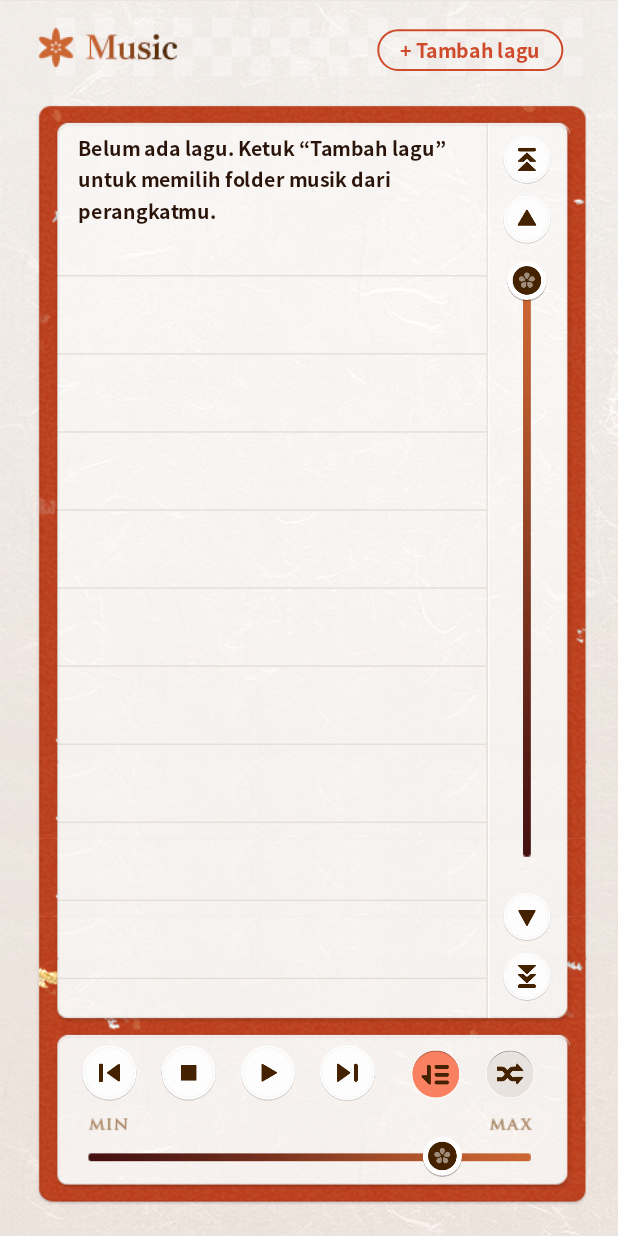
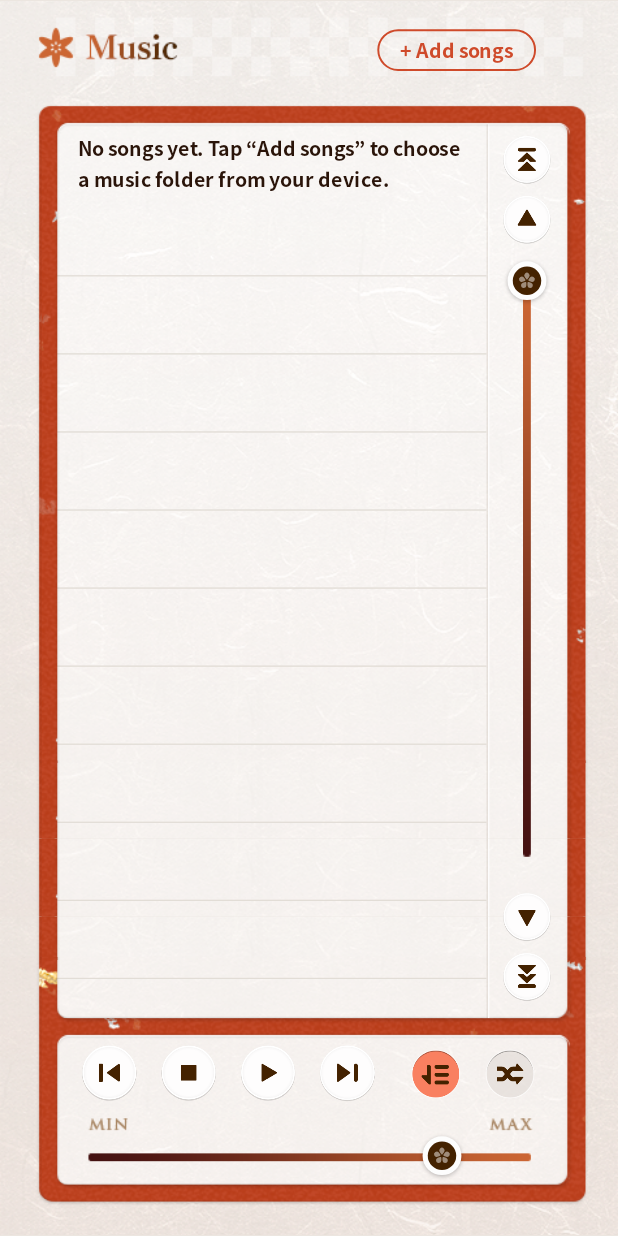
Before and after one commit to MurasameAyaAltera/SenrenPlayer, an Android app: the screen it shows after launch (MainActivity), on a phone screen of 412 x 824 dp. Run offline under Robolectric (Android 15) with nearby library versions, the phone set to English and light mode, and no system bars; 2 statements that could not run were skipped.

Commit message:
Add files via upload

```diff
--- a/app/src/main/java/com/senren/player/MainActivity.java
+++ b/app/src/main/java/com/senren/player/MainActivity.java
@@ -103,7 +103,7 @@ public class MainActivity extends Activity {
         try {
             startActivityForResult(i, REQ_PICK);
         } catch (Exception e) {
-            view.notice("Tidak ada aplikasi pemilih folder di perangkat ini.");
+            view.notice("No folder picker app was found on this device.");
         }
     }
 
@@ -164,11 +164,11 @@ public class MainActivity extends Activity {
         TrackStore.save(this);
         view.refresh();
         if (found.isEmpty()) {
-            view.notice("Tidak ada file musik di folder itu.");
+            view.notice("No music files were found in that folder.");
         } else if (added == 0) {
-            view.notice("Semua lagu di folder itu sudah ada di daftar.");
+            view.notice("All songs in that folder are already in the list.");
         } else {
-            view.notice(added + " lagu ditambahkan dari folder.");
+            view.notice(added + (added == 1 ? " song" : " songs") + " added from the folder.");
         }
     }
 
@@ -205,7 +205,7 @@ public class MainActivity extends Activity {
                 if (DocumentsContract.Document.MIME_TYPE_DIR.equals(mime)) {
                     subDirs.add(id);
                 } else if (isAudio(mime, name)) {
-                    if (name == null) name = "Lagu";
+                    if (name == null) name = "Song";
                     Track t = new Track();
                     t.file = name;
                     t.name = name.replaceFirst("\\.[^.]+$", "");
--- a/app/src/main/java/com/senren/player/PlaybackService.java
+++ b/app/src/main/java/com/senren/player/PlaybackService.java
@@ -77,7 +77,7 @@ public class PlaybackService extends Service {
         am = (AudioManager) getSystemService(AUDIO_SERVICE);
         if (Build.VERSION.SDK_INT >= 26) {
             NotificationChannel ch = new NotificationChannel(
-                    CHANNEL, "Pemutaran musik", NotificationManager.IMPORTANCE_LOW);
+                    CHANNEL, "Music playback", NotificationManager.IMPORTANCE_LOW);
             ((NotificationManager) getSystemService(NOTIFICATION_SERVICE)).createNotificationChannel(ch);
         }
     }
@@ -388,13 +388,13 @@ public class PlaybackService extends Service {
 
         b.setSmallIcon(R.drawable.ic_stat_note)
                 .setContentTitle(title)
-                .setContentText(playing ? "Memutar" : "Dijeda")
+                .setContentText(playing ? "Playing" : "Paused")
                 .setOngoing(playing)
                 .setOnlyAlertOnce(true)
                 .setContentIntent(cpi);
-        b.addAction(action("Sebelumnya", A_PREV));
-        b.addAction(action(playing ? "Jeda" : "Putar", A_TOGGLE));
-        b.addAction(action("Berikutnya", A_NEXT));
+        b.addAction(action("Previous", A_PREV));
+        b.addAction(action(playing ? "Pause" : "Play", A_TOGGLE));
+        b.addAction(action("Next", A_NEXT));
         return b.build();
     }
 
--- a/app/src/main/java/com/senren/player/PlayerView.java
+++ b/app/src/main/java/com/senren/player/PlayerView.java
@@ -29,6 +29,8 @@ public class PlayerView extends View {
     private static final int LINE = 0xFFE2DDD6;
     private static final int WHITE = 0xFFFFFFFF;
     private static final int ROW = 60;
+    /** Pusat vertikal ikon bunga/play & garis pemisah di dalam baris (satuan stage). */
+    private static final float ROW_MID = 27.5f;
     private static final float SW = 475f;
     private static final float SH = 798f;
 
@@ -36,7 +38,7 @@ public class PlayerView extends View {
             M_VOL = 4, M_ADD = 5, M_CLR = 6, M_DLG = 7;
 
     private static final String EMPTY_TEXT =
-            "Belum ada lagu. Ketuk \u201CTambah lagu\u201D untuk memilih folder musik dari perangkatmu.";
+            "No songs yet. Tap \u201CAdd songs\u201D to choose a music folder from your device.";
 
     private static class Btn {
         final String id;
@@ -71,7 +73,9 @@ public class PlayerView extends View {
 
     private final MainActivity host;
 
-    private final Bitmap bgT, bgM, bgSb, frT, frM, frSb, strack, vtrack, thumb, thumbDn, rowN, rowP;
+    private final Bitmap bgT, bgM, bgSb, frT, frM, frSb, strack, vtrack, rowN, rowP;
+    private Bitmap thumb, thumbDn;
+    private float thumbBuiltScale = -1f;
     private final Btn[] btns;
 
     private final Paint bmpP = new Paint(Paint.FILTER_BITMAP_FLAG | Paint.ANTI_ALIAS_FLAG);
@@ -126,10 +130,9 @@ public class PlayerView extends View {
         frSb = bmp(R.drawable.fr_sb);
         strack = bmp(R.drawable.strack);
         vtrack = bmp(R.drawable.vtrack);
-        thumb = vec(R.drawable.thumb, 34, 34);
-        thumbDn = vec(R.drawable.thumb_dn, 34, 34);
-        rowN = vec(R.drawable.row_n, 332, 38);
-        rowP = vec(R.drawable.row_p, 332, 39);
+        buildThumbs(1f);
+        rowN = vec(R.drawable.row_n, 332, 41);
+        rowP = vec(R.drawable.row_p, 332, 41);
 
         btns = new Btn[]{
                 new Btn("up5", 385, 103, 40, false, vec(R.drawable.b_up5_n, 40, 40), vec(R.drawable.b_up5_p, 40, 40)),
@@ -165,6 +168,11 @@ public class PlayerView extends View {
         cor18 = ascentGap(tp18, ref);
         cor15 = ascentGap(tp15, ref);
         cor16 = ascentGap(tp16, ref);
+        android.graphics.Rect hb = new android.graphics.Rect();
+        tp18.getTextBounds("H", 0, 1, hb);
+        cap18 = hb.height();
+        tp15.getTextBounds("H", 0, 1, hb);
+        cap15 = hb.height();
 
         stroke.setStyle(Paint.Style.STROKE);
         fill.setStyle(Paint.Style.FILL);
@@ -189,6 +197,7 @@ public class PlayerView extends View {
     }
 
     private float cor18, cor15, cor16;
+    private float cap18, cap15;
 
     private static float ascentGap(TextPaint p, Typeface ref) {
         TextPaint r = new TextPaint(p);
@@ -207,6 +216,44 @@ public class PlayerView extends View {
         d.setBounds(0, 0, w * VK, h * VK);
         d.draw(cv);
         return b;
+    }
+
+
+    /** Thumb dirender persis pada ukuran piksel layar (tanpa downscale) + bayangan blur asli, supaya tepinya tajam. */
+    private Bitmap thumbBmp(int id, float sc) {
+        int pad = Math.round(4f * sc);
+        int body = Math.max(1, Math.round(34f * sc));
+        int size = body + pad * 2;
+        Bitmap b = Bitmap.createBitmap(size, size, Bitmap.Config.ARGB_8888);
+        Canvas cv = new Canvas(b);
+        // bayangan: sama dengan SVG (r 15.054, turun ~1, sigma 1.143, alpha 0.245)
+        Paint sh = new Paint(Paint.ANTI_ALIAS_FLAG);
+        sh.setColor(0xFF000000);
+        sh.setAlpha(Math.round(255 * 0.245f));
+        sh.setMaskFilter(new android.graphics.BlurMaskFilter(Math.max(1f, 2f * 1.143f * sc), android.graphics.BlurMaskFilter.Blur.NORMAL));
+        float u = body / 34f;
+        cv.drawCircle(pad + 17f * u, pad + 16.995f * u, 15.054f * u, sh);
+        Drawable d = getResources().getDrawable(id, getContext().getTheme());
+        d.setBounds(pad, pad, pad + body, pad + body);
+        d.draw(cv);
+        return b;
+    }
+
+    private void buildThumbs(float sc) {
+        if (Math.abs(sc - thumbBuiltScale) < 0.001f) return;
+        thumbBuiltScale = sc;
+        thumb = thumbBmp(R.drawable.thumb, sc);
+        thumbDn = thumbBmp(R.drawable.thumb_dn, sc);
+    }
+
+    /** Gambar thumb 34x34 (stage) di (x,y), posisi dibulatkan ke piksel layar agar tidak blur. */
+    private void drawThumb(Canvas c, Bitmap bm, float x, float y) {
+        int padPx = Math.round(4f * thumbBuiltScale);
+        float dl = Math.round(offX + x * scale) - padPx;
+        float dt = Math.round(offY + y * scale) - padPx;
+        float sz = bm.getWidth();
+        c.drawBitmap(bm, null, rf((dl - offX) / scale, (dt - offY) / scale,
+                (dl + sz - offX) / scale, (dt + sz - offY) / scale), bmpP);
     }
 
     private Bitmap bmp(int id) {
@@ -229,7 +276,7 @@ public class PlayerView extends View {
         }
         if (PlaybackService.error) {
             PlaybackService.error = false;
-            notice("Lagu tidak dapat diputar. File mungkin sudah dipindahkan atau dihapus.");
+            notice("This song can't be played. The file may have been moved or deleted.");
         }
         invalidate();
     }
@@ -258,7 +305,7 @@ public class PlayerView extends View {
     }
 
     private void askRemove(final Track t) {
-        ask("Hapus \u201C" + t.name + "\u201D dari daftar?", "Hapus", "Batal", new Runnable() {
+        ask("Remove \u201C" + t.name + "\u201D from the list?", "Remove", "Cancel", new Runnable() {
             @Override
             public void run() {
                 int i = TrackStore.tracks.indexOf(t);
@@ -268,8 +315,9 @@ public class PlayerView extends View {
     }
 
     private void askClear() {
-        ask("Kosongkan seluruh daftar lagu (" + TrackStore.tracks.size() + " lagu)?",
-                "Kosongkan", "Batal", new Runnable() {
+        ask("Clear the entire song list (" + TrackStore.tracks.size()
+                        + (TrackStore.tracks.size() == 1 ? " song" : " songs") + ")?",
+                "Clear", "Cancel", new Runnable() {
                     @Override
                     public void run() {
                         host.clearAll();
@@ -290,6 +338,7 @@ public class PlayerView extends View {
         }
         scale = s;
         E = e;
+        buildThumbs(s);
         offX = (w - SW * s) / 2f;
         offY = (h - (SH + E) * s) / 2f;
         scrollY = clampS(scrollY);
@@ -392,11 +441,8 @@ public class PlayerView extends View {
         }
 
         // thumb
-        c.drawBitmap(sThumbDown ? thumbDn : thumb, null,
-                rf(388, thumbTop(), 388 + 34, thumbTop() + 34), bmpP);
-        float vl = vThumbLeft();
-        c.drawBitmap(vThumbDown ? thumbDn : thumb, null,
-                rf(vl, 721 + e, vl + 34, 721 + e + 34), bmpP);
+        drawThumb(c, sThumbDown ? thumbDn : thumb, 388, thumbTop());
+        drawThumb(c, vThumbDown ? thumbDn : thumb, vThumbLeft(), 721 + e);
 
         drawDialog(c);
         c.restore();
@@ -455,15 +501,20 @@ public class PlayerView extends View {
                 boolean isCur = i == PlaybackService.cur;
                 boolean on = isCur && PlaybackService.playing;
                 Bitmap rb = on ? rowP : rowN;
-                c.drawBitmap(rb, null, rf(0, top + 21, 332, top + 21 + rb.getHeight() / VK), bmpP);
+                c.drawBitmap(rb, null, rf(0, top + 18, 332, top + 18 + rb.getHeight() / VK), bmpP);
 
                 ensureLayout(t);
                 TextPaint tp = t.small ? tp15 : tp18;
                 tp.setColor(isCur ? ACCENT : INK);
-                float th = t.layout.getHeight();
+                // seimbangkan secara visual: tengah tinta huruf (tinggi kapital -> baseline terakhir)
+                // diratakan ke pusat ikon/baris (top + ROW_MID), bukan ke kotak baris font
+                float capH = t.small ? cap15 : cap18;
+                int lastLine = t.layout.getLineCount() - 1;
+                float inkTop = t.layout.getLineBaseline(0) - capH;
+                float inkBot = t.layout.getLineBaseline(lastLine);
                 c.save();
                 c.clipRect(38, top, 322, top + ROW);
-                c.translate(38, top + (ROW - th) / 2f - (t.small ? cor15 : cor18));
+                c.translate(38, top + ROW_MID - (inkTop + inkBot) / 2f);
                 t.layout.draw(c);
                 c.restore();
             }
@@ -486,7 +537,7 @@ public class PlayerView extends View {
     }
 
     private float addW() {
-        return btnPaint.measureText("+ Tambah lagu") + 35f;
+        return btnPaint.measureText("+ Add songs") + 35f;
     }
 
     private void drawPill(Canvas c, RectF r, String label, boolean filled) {
@@ -507,7 +558,7 @@ public class PlayerView extends View {
     private void drawTopBar(Canvas c) {
         float aw = addW();
         RectF a = new RectF(290, 22, 290 + aw, 54);
-        drawPill(c, a, "+ Tambah lagu", addDown);
+        drawPill(c, a, "+ Add songs", addDown);
 
         if (!TrackStore.tracks.isEmpty()) {
             float cx = 244 + 16, cy = 22 + 16;
--- a/app/src/main/res/drawable-nodpi/b_up5_p.xml
+++ /dev/null
@@ -1,61 +0,0 @@
-<?xml version="1.0" encoding="utf-8"?>
-<vector
-    xmlns:android="http://schemas.android.com/apk/res/android"
-    xmlns:aapt="http://schemas.android.com/aapt"
-    android:width="40dp"
-    android:height="40dp"
-    android:viewportWidth="40"
-    android:viewportHeight="40">
-    <path
-        android:fillColor="#ff000000"
-        android:pathData="M20,19.6m-18.2,0a18.2,18.2 0,1 1,36.4 0a18.2,18.2 0,1 1,-36.4 0"
-        android:fillAlpha="0.14" />
-    <path
-        android:pathData="M20,19m-17.95,0a17.95,17.95 0,1 1,35.9 0a17.95,17.95 0,1 1,-35.9 0">
-        <aapt:attr name="android:fillColor">
-            <gradient
-                android:type="radial"
-                android:centerX="20"
-                android:centerY="19"
-                android:gradientRadius="17.95">
-                <item
-                    android:color="#ffeb7658"
-                    android:offset="0.852" />
-                <item
-                    android:color="#ffe87558"
-                    android:offset="0.919" />
-                <item
-                    android:color="#ffd76e50"
-                    android:offset="1" />
-            </gradient>
-        </aapt:attr>
-    </path>
-    <group>
-        <clip-path
-            android:pathData="M0,0h40v40h-40z" />
-        <path
-            android:fillColor="#00000000"
-            android:pathData="M20,19m-17.45,0a17.45,17.45 0,1 1,34.9 0a17.45,17.45 0,1 1,-34.9 0"
-            android:strokeColor="#ffffffff"
-            android:strokeWidth="1" />
-    </group>
-    <path
-        android:fillColor="#ff442200"
-        android:pathData="M14.5,11.5L25.5,11.5"
-        android:strokeColor="#ff442200"
-        android:strokeWidth="2.9"
-        android:strokeLineCap="round"
-        android:strokeLineJoin="round" />
-    <path
-        android:fillColor="#ff442200"
-        android:pathData="M20,14.3l6.3,6.05l-3.65,0l-2.65,-2.65l-2.65,2.65l-3.65,0z"
-        android:strokeColor="#ff442200"
-        android:strokeWidth="1.1"
-        android:strokeLineJoin="round" />
-    <path
-        android:fillColor="#ff442200"
-        android:pathData="M13.7,27.4l12.6,0l-6.3,-6.1z"
-        android:strokeColor="#ff442200"
-        android:strokeWidth="1.1"
-        android:strokeLineJoin="round" />
-</vector>
--- a/app/src/main/res/drawable-nodpi/row_n.xml
+++ b/app/src/main/res/drawable-nodpi/row_n.xml
@@ -2,9 +2,10 @@
 <vector
     xmlns:android="http://schemas.android.com/apk/res/android"
     android:width="332dp"
-    android:height="38dp"
+    android:height="41dp"
     android:viewportWidth="332"
-    android:viewportHeight="38">
+    android:viewportHeight="41">
+    <group android:translateY="3">
     <path
         android:fillColor="#ff442200"
         android:pathData="M21.61,3.68A2.47,2.47 0,1 1,25.47 3.68L23.79,5.77A0.32,0.32 0,0 1,23.29 5.77Z" />
@@ -24,4 +25,5 @@
         android:fillColor="#ff442200"
         android:pathData="M0,36h332v1h-332z"
         android:fillAlpha="0.122" />
+    </group>
 </vector>
--- a/app/src/main/res/drawable-nodpi/row_p.xml
+++ b/app/src/main/res/drawable-nodpi/row_p.xml
@@ -2,19 +2,21 @@
 <vector
     xmlns:android="http://schemas.android.com/apk/res/android"
     android:width="332dp"
-    android:height="39dp"
+    android:height="41dp"
     android:viewportWidth="332"
-    android:viewportHeight="39">
+    android:viewportHeight="41">
+    <group android:translateY="3">
     <path
         android:fillColor="#00000000"
-        android:pathData="M23.49,8.48m-7.47,0a7.47,7.47 0,1 1,14.93 0a7.47,7.47 0,1 1,-14.93 0"
+        android:pathData="M23.49,6.78m-7.47,0a7.47,7.47 0,1 1,14.93 0a7.47,7.47 0,1 1,-14.93 0"
         android:strokeColor="#ffcc6633"
         android:strokeWidth="1.918" />
     <path
         android:fillColor="#ffcc6633"
-        android:pathData="M20.95,4.51L21.14,12.24L27.28,8.58Z" />
+        android:pathData="M20.95,2.81L21.14,10.54L27.28,6.88Z" />
     <path
         android:fillColor="#ff442200"
-        android:pathData="M0,37h332v1h-332z"
+        android:pathData="M0,36h332v1h-332z"
         android:fillAlpha="0.122" />
+    </group>
 </vector>
--- a/app/src/main/res/drawable-nodpi/thumb.xml
+++ b/app/src/main/res/drawable-nodpi/thumb.xml
@@ -5,10 +5,6 @@
     android:height="34dp"
     android:viewportWidth="34"
     android:viewportHeight="34">
-    <path
-        android:fillColor="#ff000000"
-        android:pathData="M17,16.995m-15.054,0a15.054,15.054 0,1 1,30.108 0a15.054,15.054 0,1 1,-30.108 0"
-        android:fillAlpha="0.245" />
     <path
         android:fillColor="#fffdfdfd"
         android:pathData="M17,16m-15,0a15,15 0,1 1,30 0a15,15 0,1 1,-30 0" />
--- a/app/src/main/res/drawable-nodpi/thumb_dn.xml
+++ b/app/src/main/res/drawable-nodpi/thumb_dn.xml
@@ -5,10 +5,6 @@
     android:height="34dp"
     android:viewportWidth="34"
     android:viewportHeight="34">
-    <path
-        android:fillColor="#ff000000"
-        android:pathData="M17,16.995m-15.054,0a15.054,15.054 0,1 1,30.108 0a15.054,15.054 0,1 1,-30.108 0"
-        android:fillAlpha="0.245" />
     <path
         android:fillColor="#fffdfdfd"
         android:pathData="M17,16m-15,0a15,15 0,1 1,30 0a15,15 0,1 1,-30 0" />
```
